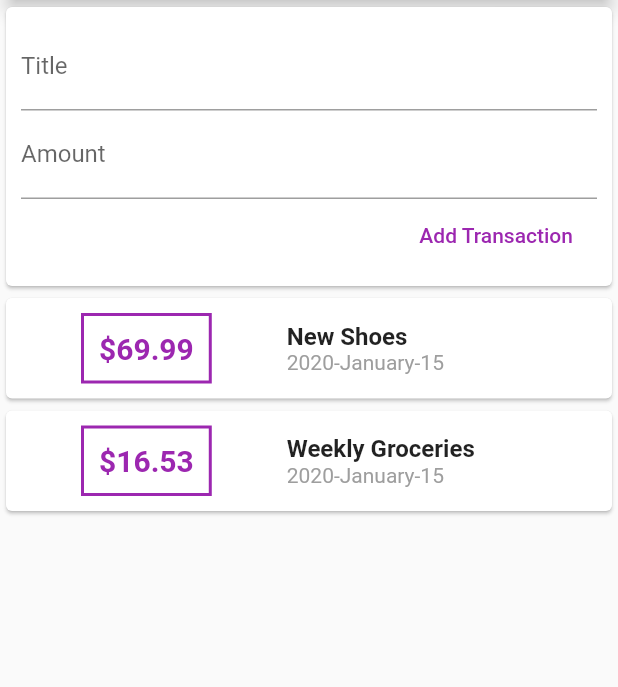
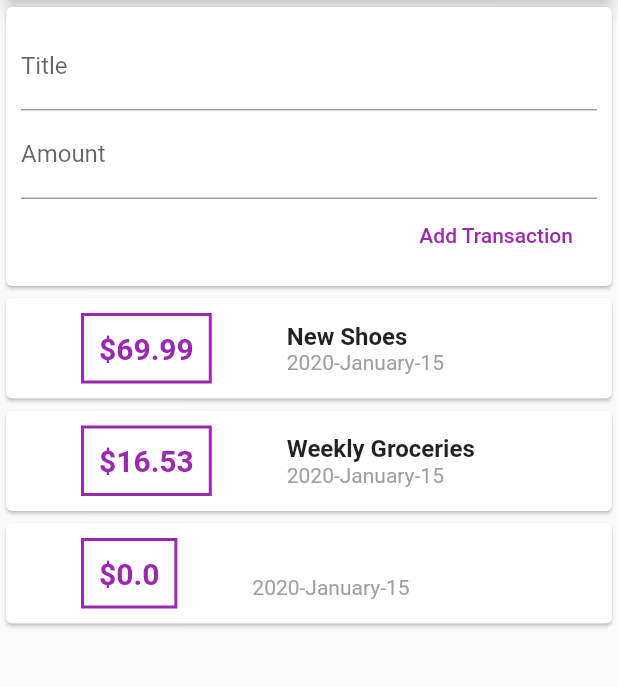
Before and after one commit to ituxka/personal_expenses, a Flutter app: the screen it shows after launch, after a tap on "Add Transaction", on a phone screen of 412 x 824 dp, the part 119-806 px from its top. Run offline on Flutter 3.47's test engine with Material 2 defaults, Android fonts, the phone set to English and light mode, and no system bars; our stand-ins replace date_format.

Commit message:
feat: add new transaction functionality

```diff
--- a/lib/widgets/transactions/new_transaction.dart
+++ b/lib/widgets/transactions/new_transaction.dart
@@ -1,6 +1,10 @@
 import 'package:flutter/material.dart';
+import 'package:personal_expenses/widgets/transactions/user_transactions.dart';
 
 class NewTransaction extends StatelessWidget {
+  NewTransaction(this.addTransaction);
+
+  final NewTransactionCb addTransaction;
   final amountController = TextEditingController();
   final titleController = TextEditingController();
 
@@ -22,8 +26,10 @@ class NewTransaction extends StatelessWidget {
             ),
             FlatButton(
               textColor: Colors.purple,
-              onPressed: () => print(
-                  '${titleController.text} with amount: ${amountController.text}'),
+              onPressed: () => addTransaction(
+                titleController.text,
+                double.tryParse(amountController.text) ?? 0,
+              ),
               child: Text('Add Transaction'),
             )
           ],
--- a/lib/widgets/transactions/user_transactions.dart
+++ b/lib/widgets/transactions/user_transactions.dart
@@ -2,6 +2,8 @@ import 'package:flutter/material.dart';
 import 'package:personal_expenses/models/transaction.dart';
 import 'package:personal_expenses/widgets/transactions/new_transaction.dart';
 import 'package:personal_expenses/widgets/transactions/transaction_list.dart';
+
+typedef void NewTransactionCb(String title, double amount);
 
 class UserTransactions extends StatefulWidget {
   @override
@@ -24,11 +26,24 @@ class _UserTransactionsState extends State<UserTransactions> {
     ),
   ];
 
+  void _addNewTransaction(String title, double amount) {
+    final newTx = Transaction(
+      id: DateTime.now().toString(),
+      title: title,
+      amount: amount,
+      date: DateTime.now(),
+    );
+
+    setState(() {
+      _userTransactions.add(newTx);
+    });
+  }
+
   @override
   Widget build(BuildContext context) {
     return Column(
       children: <Widget>[
-        NewTransaction(),
+        NewTransaction(_addNewTransaction),
         TransactionList(_userTransactions),
       ],
     );
```
